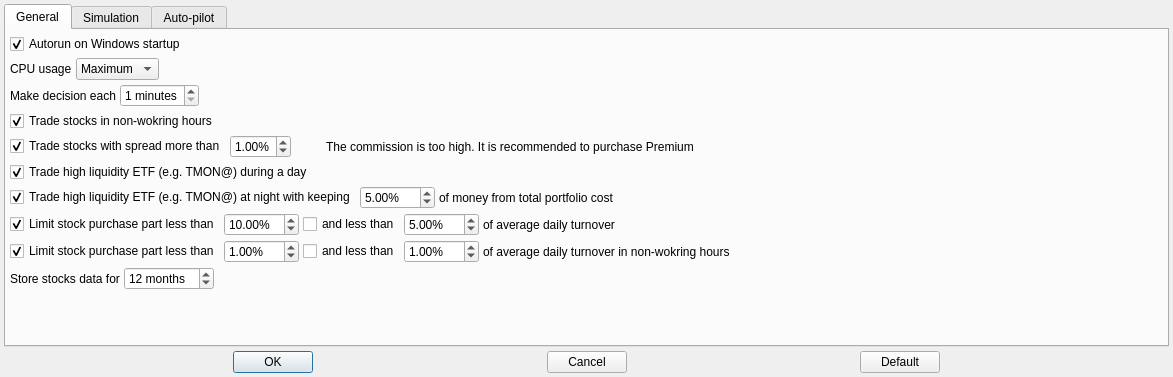
The window that app/src/dialogs/settingsdialog/settingsdialog.ui (Gris87/TInvestor) describes before a commit, drawn with Qt 5.
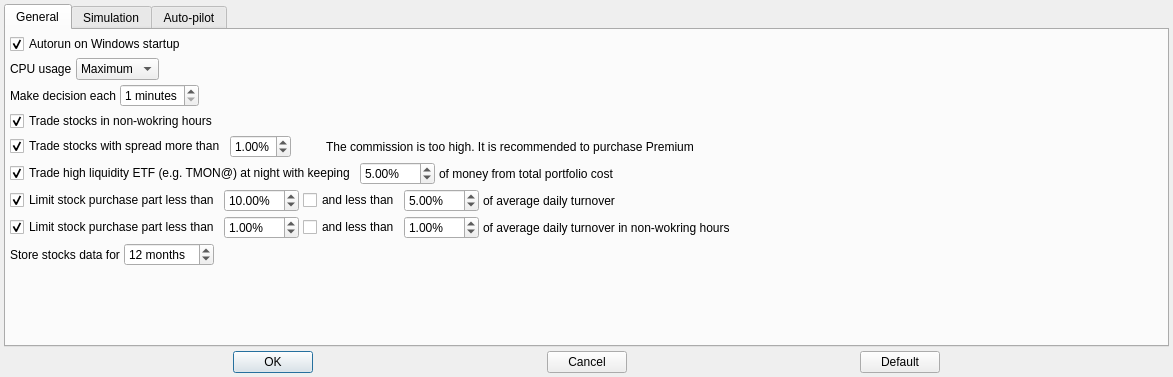
The same window after the commit. Icons and pictures are not drawn.

Commit message: Remove TradeLiquidityEtfDaily

What changed in the file:
```diff
--- a/app/src/dialogs/settingsdialog/settingsdialog.ui
+++ b/app/src/dialogs/settingsdialog/settingsdialog.ui
@@ -278,36 +278,6 @@
          </item>
         </layout>
        </item>
-       <item>
-        <layout class="QHBoxLayout" name="horizontalLayout_12">
-         <property name="spacing">
-          <number>4</number>
-         </property>
-         <item>
-          <widget class="QCheckBox" name="tradeLiquidityEtfDailyCheckBox">
-           <property name="text">
-            <string>Trade high liquidity ETF (e.g. TMON@) during a day</string>
-           </property>
-           <property name="checked">
-            <bool>true</bool>
-           </property>
-          </widget>
-         </item>
-         <item>
-          <spacer name="horizontalSpacer_12">
-           <property name="orientation">
-            <enum>Qt::Orientation::Horizontal</enum>
-           </property>
-           <property name="sizeHint" stdset="0">
-            <size>
-             <width>40</width>
-             <height>20</height>
-            </size>
-           </property>
-          </spacer>
-         </item>
-        </layout>
-       </item>
        <item>
         <layout class="QHBoxLayout" name="horizontalLayout_13">
          <property name="spacing">
```
The commit also changes 16 other files.
